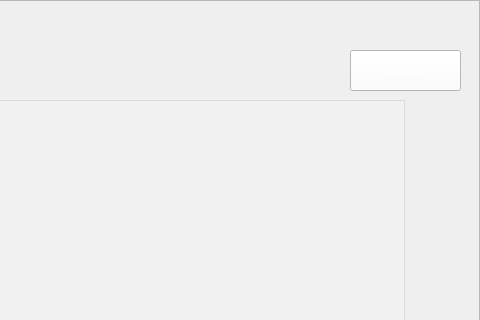
First picture: the form in DS_2020/DS_2020_GUI/Info_Title_Widget.ui, repository ChrisJaunes/DS_2020, before the edit; both pictures show x 120 to 600 and y 0 to 320 of the 600 by 800 pixel window.
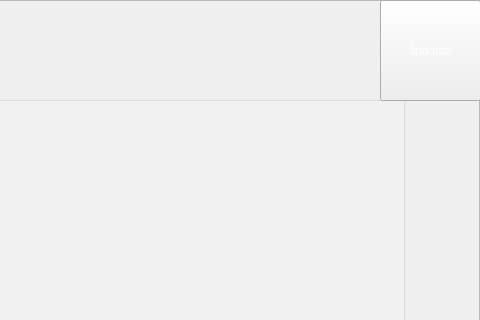
Second picture: the form after the edit. Icons and pictures are not drawn.

```diff
--- a/DS_2020/DS_2020_GUI/Info_Title_Widget.ui
+++ b/DS_2020/DS_2020_GUI/Info_Title_Widget.ui
@@ -72,17 +72,16 @@
    <widget class="QPushButton" name="title_to_info">
     <property name="geometry">
      <rect>
-      <x>470</x>
-      <y>50</y>
-      <width>111</width>
-      <height>41</height>
+      <x>500</x>
+      <y>0</y>
+      <width>101</width>
+      <height>101</height>
      </rect>
     </property>
     <property name="styleSheet">
-     <string notr="true">background-color: rgb(255, 255, 255);
-font: 87 12pt &quot;Arial Black&quot;;
-color: rgb(255, 255, 255);
-border-color: rgb(255, 255, 255);</string>
+     <string notr="true">border-image:url(:/DS_2020_GUI/image/planet.png);
+color:rgb(255, 255, 255);
+font: 75 12pt &quot;Consolas&quot;;</string>
     </property>
     <property name="text">
      <string>find info</string>
```
